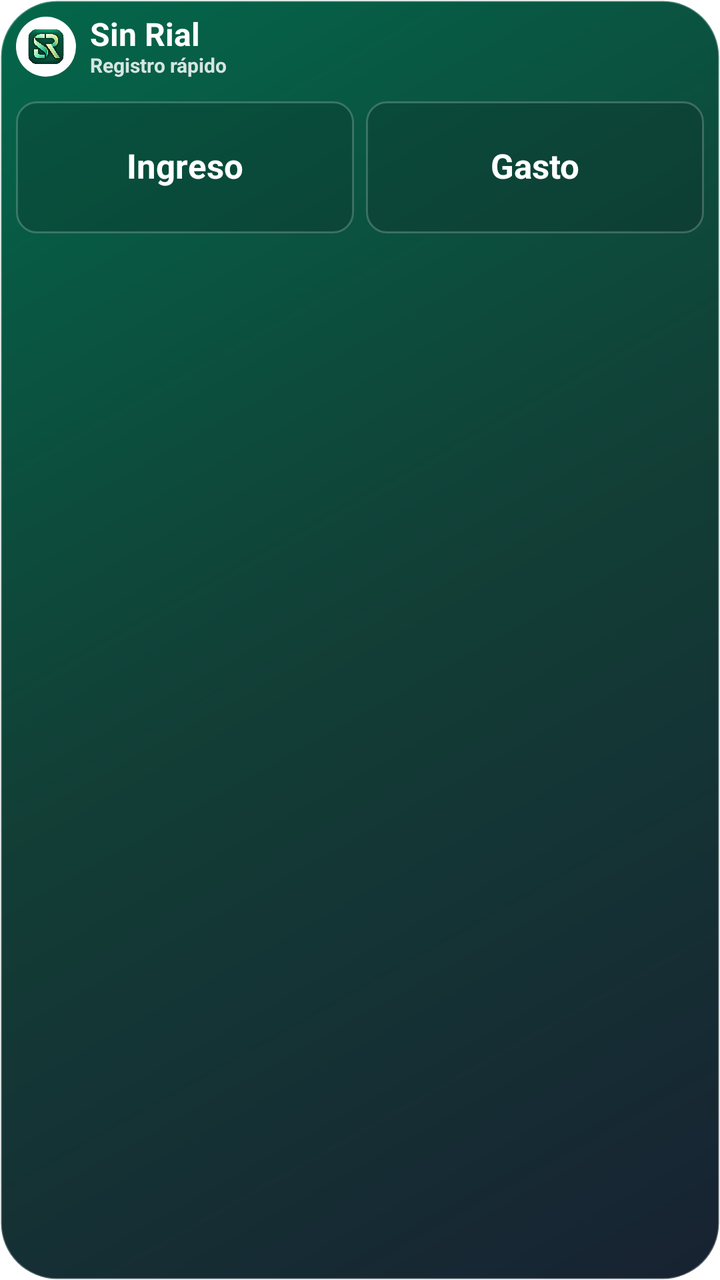
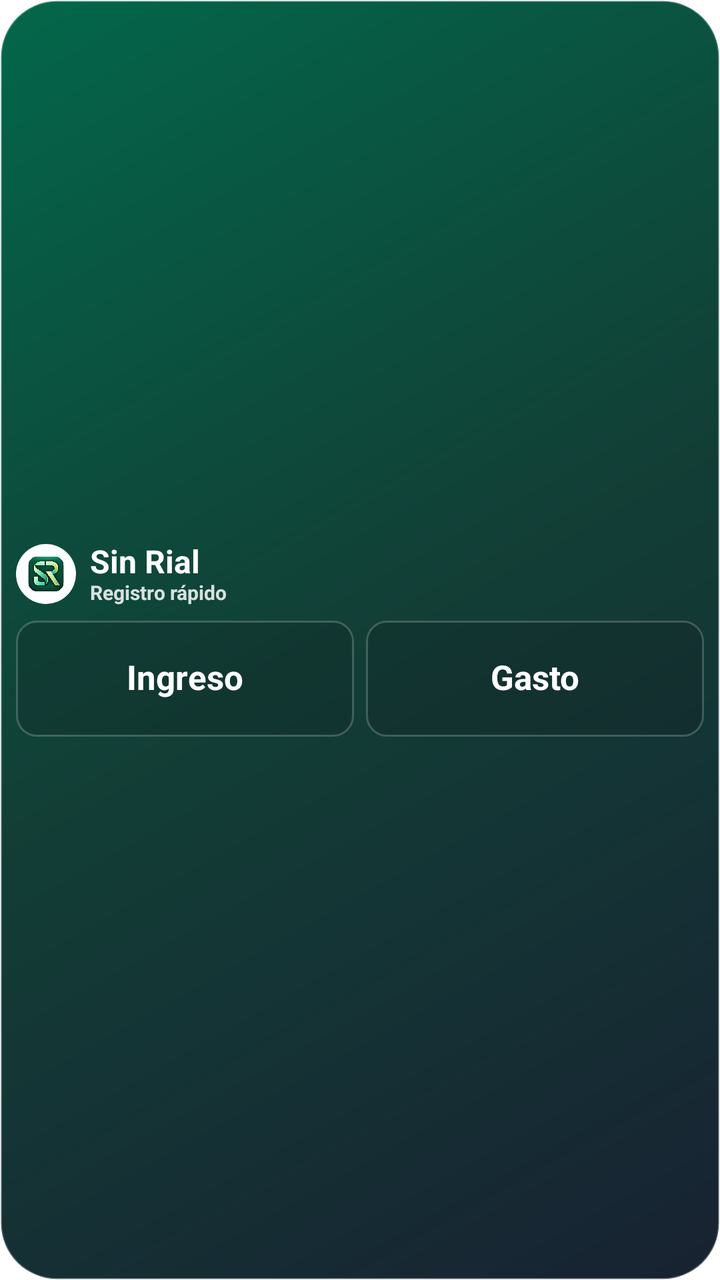

The first picture is an Android layout as it rendered before a commit; the second is the same layout after the commit. The layout source and the unified diff follow.
<!-- AndroidManifest.xml: fallback theme Theme.MaterialComponents.DayNight.NoActionBar -->
<!-- res/layout/movement_widget.xml -->
<?xml version="1.0" encoding="utf-8"?>
<LinearLayout xmlns:android="http://schemas.android.com/apk/res/android"
    android:id="@+id/widget_root"
    android:layout_width="match_parent"
    android:layout_height="match_parent"
    android:orientation="vertical"
    android:gravity="top"
    android:paddingStart="8dp"
    android:paddingEnd="8dp"
    android:paddingTop="8dp"
    android:paddingBottom="8dp"
    android:background="@drawable/widget_background">

    <LinearLayout
        android:layout_width="match_parent"
        android:layout_height="wrap_content"
        android:gravity="center_vertical"
        android:orientation="horizontal">

        <FrameLayout
            android:layout_width="30dp"
            android:layout_height="30dp"
            android:background="@drawable/widget_logo_plate">

            <ImageView
                android:id="@+id/widget_logo"
                android:layout_width="22dp"
                android:layout_height="22dp"
                android:layout_gravity="center"
                android:src="@drawable/app_logo"
                android:scaleType="fitCenter" />
        </FrameLayout>

        <LinearLayout
            android:layout_width="0dp"
            android:layout_height="wrap_content"
            android:layout_marginStart="7dp"
            android:layout_weight="1"
            android:orientation="vertical">

            <TextView
                android:id="@+id/widget_title"
                android:layout_width="match_parent"
                android:layout_height="wrap_content"
                android:text="Sin Rial"
                android:textColor="#FFFFFFFF"
                android:textSize="16sp"
                android:includeFontPadding="false"
                android:textStyle="bold" />

            <TextView
                android:id="@+id/widget_subtitle"
                android:layout_width="match_parent"
                android:layout_height="wrap_content"
                android:text="Registro rápido"
                android:textColor="#D6FFFFFF"
                android:textSize="10sp"
                android:includeFontPadding="false"
                android:textStyle="bold" />
        </LinearLayout>
    </LinearLayout>

    <LinearLayout
        android:layout_width="match_parent"
        android:layout_height="66dp"
        android:gravity="center"
        android:layout_marginTop="12dp"
        android:orientation="horizontal">

        <TextView
            android:id="@+id/widget_income"
            android:layout_width="0dp"
            android:layout_height="match_parent"
            android:layout_marginEnd="6dp"
            android:layout_weight="1"
            android:background="@drawable/widget_button_neutral"
            android:gravity="center"
            android:text="Ingreso"
            android:textColor="#FFFFFFFF"
            android:textSize="17sp"
            android:lines="1"
            android:includeFontPadding="false"
            android:textStyle="bold" />

        <TextView
            android:id="@+id/widget_expense"
            android:layout_width="0dp"
            android:layout_height="match_parent"
            android:layout_weight="1"
            android:background="@drawable/widget_button_neutral"
            android:gravity="center"
            android:text="Gasto"
            android:textColor="#FFFFFFFF"
            android:textSize="17sp"
            android:lines="1"
            android:includeFontPadding="false"
            android:textStyle="bold" />
    </LinearLayout>
</LinearLayout>
<!-- resources referenced by this layout -->
<resources>
  <!-- drawable app_logo: png bitmap (drawable, 720542 bytes) -->
  <!-- drawable widget_background (drawable) -->
  <?xml version="1.0" encoding="utf-8"?>
  <shape xmlns:android="http://schemas.android.com/apk/res/android">
      <gradient
          android:angle="135"
          android:startColor="#182232"
          android:centerColor="#123E36"
          android:endColor="#03674A" />
      <corners android:radius="28dp" />
      <stroke
          android:width="1dp"
          android:color="#40FFFFFF" />
  </shape>
  <!-- drawable widget_button_neutral (drawable) -->
  <?xml version="1.0" encoding="utf-8"?>
  <shape xmlns:android="http://schemas.android.com/apk/res/android">
      <solid android:color="#3310151C" />
      <corners android:radius="10dp" />
      <stroke
          android:width="1dp"
          android:color="#33FFFFFF" />
  </shape>
  <!-- drawable widget_logo_plate (drawable) -->
  <?xml version="1.0" encoding="utf-8"?>
  <shape xmlns:android="http://schemas.android.com/apk/res/android">
      <solid android:color="#FFFFFFFF" />
      <corners android:radius="16dp" />
  </shape>
</resources>

<!-- the commit's change to res/layout/movement_widget.xml (unified diff, before → after) -->
@@ -4,7 +4,7 @@
     android:layout_width="match_parent"
     android:layout_height="match_parent"
     android:orientation="vertical"
-    android:gravity="top"
+    android:gravity="center_vertical"
     android:paddingStart="8dp"
     android:paddingEnd="8dp"
     android:paddingTop="8dp"
@@ -62,9 +62,9 @@
 
     <LinearLayout
         android:layout_width="match_parent"
-        android:layout_height="66dp"
+        android:layout_height="58dp"
         android:gravity="center"
-        android:layout_marginTop="12dp"
+        android:layout_marginTop="8dp"
         android:orientation="horizontal">
 
         <TextView
